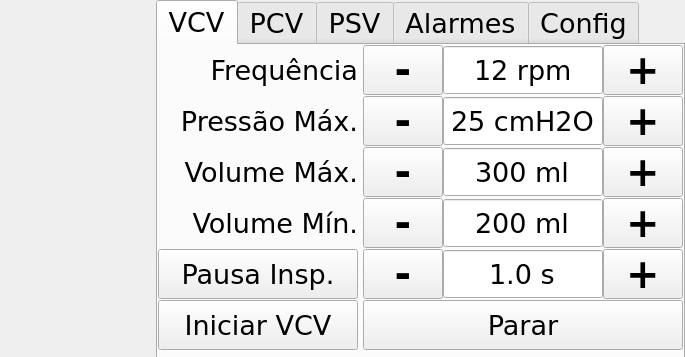
The window that ui/GUI_mainWindow.ui (gtorelly/software-ventilador) describes before a commit, drawn with Qt 5; both pictures show x 339 to 1024 and y 0 to 357 of the 1024 by 600 pixel window.
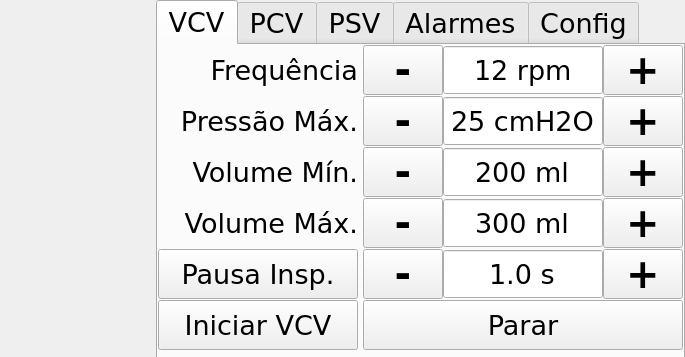
The same window after the commit. The open tabs and pages were chosen to show the change.

Patch:
```diff
--- a/ui/GUI_mainWindow.ui
+++ b/ui/GUI_mainWindow.ui
@@ -483,153 +483,6 @@
                </layout>
               </item>
               <item row="2" column="0">
-               <widget class="QLabel" name="VCV_volume_max_lbl">
-                <property name="sizePolicy">
-                 <sizepolicy hsizetype="Fixed" vsizetype="Fixed">
-                  <horstretch>0</horstretch>
-                  <verstretch>0</verstretch>
-                 </sizepolicy>
-                </property>
-                <property name="minimumSize">
-                 <size>
-                  <width>200</width>
-                  <height>50</height>
-                 </size>
-                </property>
-                <property name="font">
-                 <font>
-                  <family>Verdana</family>
-                  <pointsize>20</pointsize>
-                  <stylestrategy>PreferAntialias</stylestrategy>
-                  <kerning>true</kerning>
-                 </font>
-                </property>
-                <property name="text">
-                 <string>Volume Máx.</string>
-                </property>
-                <property name="alignment">
-                 <set>Qt::AlignRight|Qt::AlignTrailing|Qt::AlignVCenter</set>
-                </property>
-               </widget>
-              </item>
-              <item row="2" column="1">
-               <layout class="QHBoxLayout" name="horizontalLayout_3">
-                <property name="spacing">
-                 <number>0</number>
-                </property>
-                <item>
-                 <widget class="QPushButton" name="VCV_volume_max_minus_btn">
-                  <property name="sizePolicy">
-                   <sizepolicy hsizetype="Minimum" vsizetype="Minimum">
-                    <horstretch>1</horstretch>
-                    <verstretch>0</verstretch>
-                   </sizepolicy>
-                  </property>
-                  <property name="minimumSize">
-                   <size>
-                    <width>50</width>
-                    <height>50</height>
-                   </size>
-                  </property>
-                  <property name="maximumSize">
-                   <size>
-                    <width>80</width>
-                    <height>50</height>
-                   </size>
-                  </property>
-                  <property name="font">
-                   <font>
-                    <family>Verdana</family>
-                    <pointsize>30</pointsize>
-                    <weight>75</weight>
-                    <bold>true</bold>
-                    <stylestrategy>PreferAntialias</stylestrategy>
-                    <kerning>true</kerning>
-                   </font>
-                  </property>
-                  <property name="text">
-                   <string>-</string>
-                  </property>
-                 </widget>
-                </item>
-                <item>
-                 <widget class="QDoubleSpinBox" name="VCV_volume_max_spb">
-                  <property name="sizePolicy">
-                   <sizepolicy hsizetype="Fixed" vsizetype="Fixed">
-                    <horstretch>1</horstretch>
-                    <verstretch>0</verstretch>
-                   </sizepolicy>
-                  </property>
-                  <property name="minimumSize">
-                   <size>
-                    <width>160</width>
-                    <height>50</height>
-                   </size>
-                  </property>
-                  <property name="maximumSize">
-                   <size>
-                    <width>160</width>
-                    <height>50</height>
-                   </size>
-                  </property>
-                  <property name="alignment">
-                   <set>Qt::AlignCenter</set>
-                  </property>
-                  <property name="buttonSymbols">
-                   <enum>QAbstractSpinBox::NoButtons</enum>
-                  </property>
-                  <property name="suffix">
-                   <string> ml</string>
-                  </property>
-                  <property name="decimals">
-                   <number>0</number>
-                  </property>
-                  <property name="maximum">
-                   <double>1000.000000000000000</double>
-                  </property>
-                  <property name="value">
-                   <double>300.000000000000000</double>
-                  </property>
-                 </widget>
-                </item>
-                <item>
-                 <widget class="QPushButton" name="VCV_volume_max_plus_btn">
-                  <property name="sizePolicy">
-                   <sizepolicy hsizetype="Minimum" vsizetype="Minimum">
-                    <horstretch>1</horstretch>
-                    <verstretch>0</verstretch>
-                   </sizepolicy>
-                  </property>
-                  <property name="minimumSize">
-                   <size>
-                    <width>50</width>
-                    <height>50</height>
-                   </size>
-                  </property>
-                  <property name="maximumSize">
-                   <size>
-                    <width>80</width>
-                    <height>50</height>
-                   </size>
-                  </property>
-                  <property name="font">
-                   <font>
-                    <family>Verdana</family>
-                    <pointsize>30</pointsize>
-                    <weight>75</weight>
-                    <bold>true</bold>
-                    <stylestrategy>PreferAntialias</stylestrategy>
-                    <kerning>true</kerning>
-                   </font>
-                  </property>
-                  <property name="text">
-                   <string>+</string>
-                  </property>
-                 </widget>
-                </item>
-               </layout>
-              </item>
-              <item row="3" column="0">
                <widget class="QLabel" name="VCV_volume_min_lbl">
                 <property name="sizePolicy">
                  <sizepolicy hsizetype="Fixed" vsizetype="Fixed">
@@ -657,7 +510,7 @@
                 </property>
                </widget>
               </item>
-              <item row="3" column="1">
+              <item row="2" column="1">
                <layout class="QHBoxLayout" name="horizontalLayout_14">
                 <property name="spacing">
                  <number>0</number>
@@ -759,6 +612,153 @@
                 </item>
                </layout>
               </item>
+              <item row="3" column="0">
+               <widget class="QLabel" name="VCV_volume_max_lbl">
+                <property name="sizePolicy">
+                 <sizepolicy hsizetype="Fixed" vsizetype="Fixed">
+                  <horstretch>0</horstretch>
+                  <verstretch>0</verstretch>
+                 </sizepolicy>
+                </property>
+                <property name="minimumSize">
+                 <size>
+                  <width>200</width>
+                  <height>50</height>
+                 </size>
+                </property>
+                <property name="font">
+                 <font>
+                  <family>Verdana</family>
+                  <pointsize>20</pointsize>
+                  <stylestrategy>PreferAntialias</stylestrategy>
+                  <kerning>true</kerning>
+                 </font>
+                </property>
+                <property name="text">
+                 <string>Volume Máx.</string>
+                </property>
+                <property name="alignment">
+                 <set>Qt::AlignRight|Qt::AlignTrailing|Qt::AlignVCenter</set>
+                </property>
+               </widget>
+              </item>
+              <item row="3" column="1">
+               <layout class="QHBoxLayout" name="horizontalLayout_3">
+                <property name="spacing">
+                 <number>0</number>
+                </property>
+                <item>
+                 <widget class="QPushButton" name="VCV_volume_max_minus_btn">
+                  <property name="sizePolicy">
+                   <sizepolicy hsizetype="Minimum" vsizetype="Minimum">
+                    <horstretch>1</horstretch>
+                    <verstretch>0</verstretch>
+                   </sizepolicy>
+                  </property>
+                  <property name="minimumSize">
+                   <size>
+                    <width>50</width>
+                    <height>50</height>
+                   </size>
+                  </property>
+                  <property name="maximumSize">
+                   <size>
+                    <width>80</width>
+                    <height>50</height>
+                   </size>
+                  </property>
+                  <property name="font">
+                   <font>
+                    <family>Verdana</family>
+                    <pointsize>30</pointsize>
+                    <weight>75</weight>
+                    <bold>true</bold>
+                    <stylestrategy>PreferAntialias</stylestrategy>
+                    <kerning>true</kerning>
+                   </font>
+                  </property>
+                  <property name="text">
+                   <string>-</string>
+                  </property>
+                 </widget>
+                </item>
+                <item>
+                 <widget class="QDoubleSpinBox" name="VCV_volume_max_spb">
+                  <property name="sizePolicy">
+                   <sizepolicy hsizetype="Fixed" vsizetype="Fixed">
+                    <horstretch>1</horstretch>
+                    <verstretch>0</verstretch>
+                   </sizepolicy>
+                  </property>
+                  <property name="minimumSize">
+                   <size>
+                    <width>160</width>
+                    <height>50</height>
+                   </size>
+                  </property>
+                  <property name="maximumSize">
+                   <size>
+                    <width>160</width>
+                    <height>50</height>
+                   </size>
+                  </property>
+                  <property name="alignment">
+                   <set>Qt::AlignCenter</set>
+                  </property>
+                  <property name="buttonSymbols">
+                   <enum>QAbstractSpinBox::NoButtons</enum>
+                  </property>
+                  <property name="suffix">
+                   <string> ml</string>
+                  </property>
+                  <property name="decimals">
+                   <number>0</number>
+                  </property>
+                  <property name="maximum">
+                   <double>1000.000000000000000</double>
+                  </property>
+                  <property name="value">
+                   <double>300.000000000000000</double>
+                  </property>
+                 </widget>
+                </item>
+                <item>
+                 <widget class="QPushButton" name="VCV_volume_max_plus_btn">
+                  <property name="sizePolicy">
+                   <sizepolicy hsizetype="Minimum" vsizetype="Minimum">
+                    <horstretch>1</horstretch>
+                    <verstretch>0</verstretch>
+                   </sizepolicy>
+                  </property>
+                  <property name="minimumSize">
+                   <size>
+                    <width>50</width>
+                    <height>50</height>
+                   </size>
+                  </property>
+                  <property name="maximumSize">
+                   <size>
+                    <width>80</width>
+                    <height>50</height>
+                   </size>
+                  </property>
+                  <property name="font">
+                   <font>
+                    <family>Verdana</family>
+                    <pointsize>30</pointsize>
+                    <weight>75</weight>
+                    <bold>true</bold>
+                    <stylestrategy>PreferAntialias</stylestrategy>
+                    <kerning>true</kerning>
+                   </font>
+                  </property>
+                  <property name="text">
+                   <string>+</string>
+                  </property>
+                 </widget>
+                </item>
+               </layout>
+              </item>
               <item row="4" column="0">
                <widget class="QPushButton" name="VCV_inhale_pause_btn">
                 <property name="sizePolicy">
```
Left out of the diff: 38 changed lines with no effect on the pictures.
